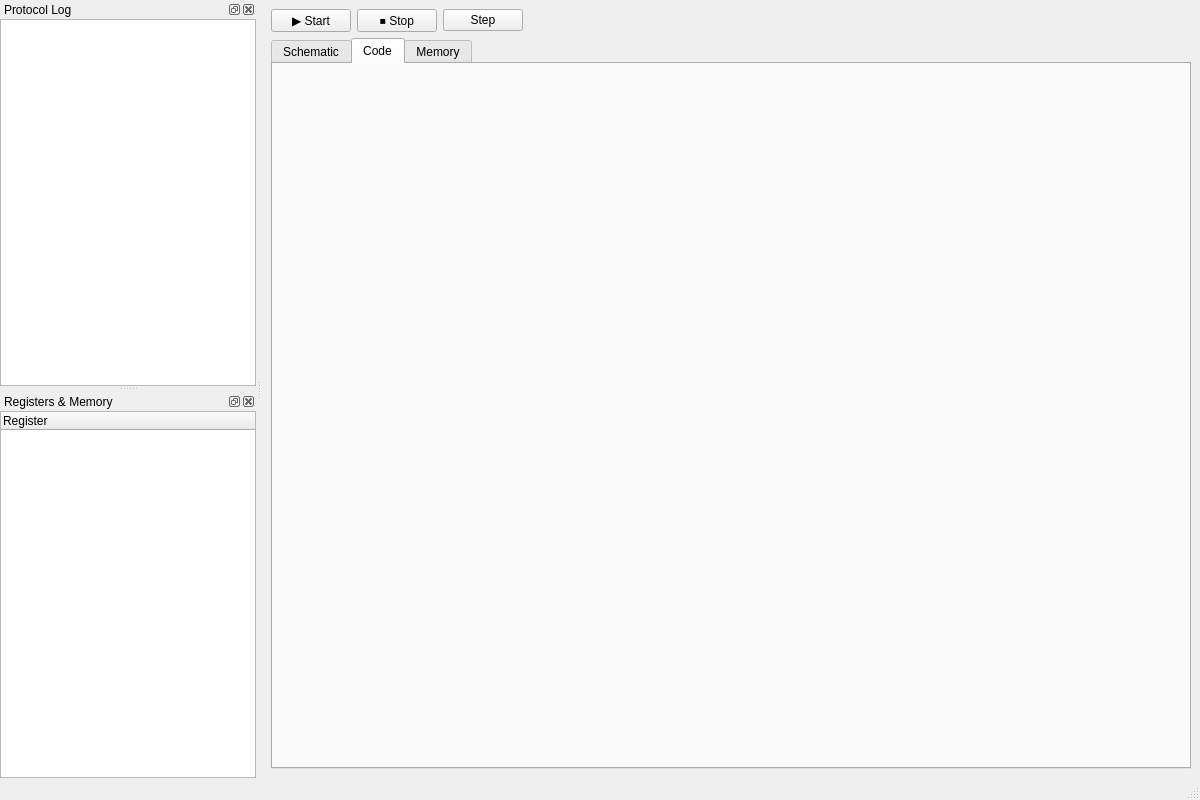
Old version of the form ESP32Emulator/mainwindow.ui in the repository VohminV/ESP32Emulator.
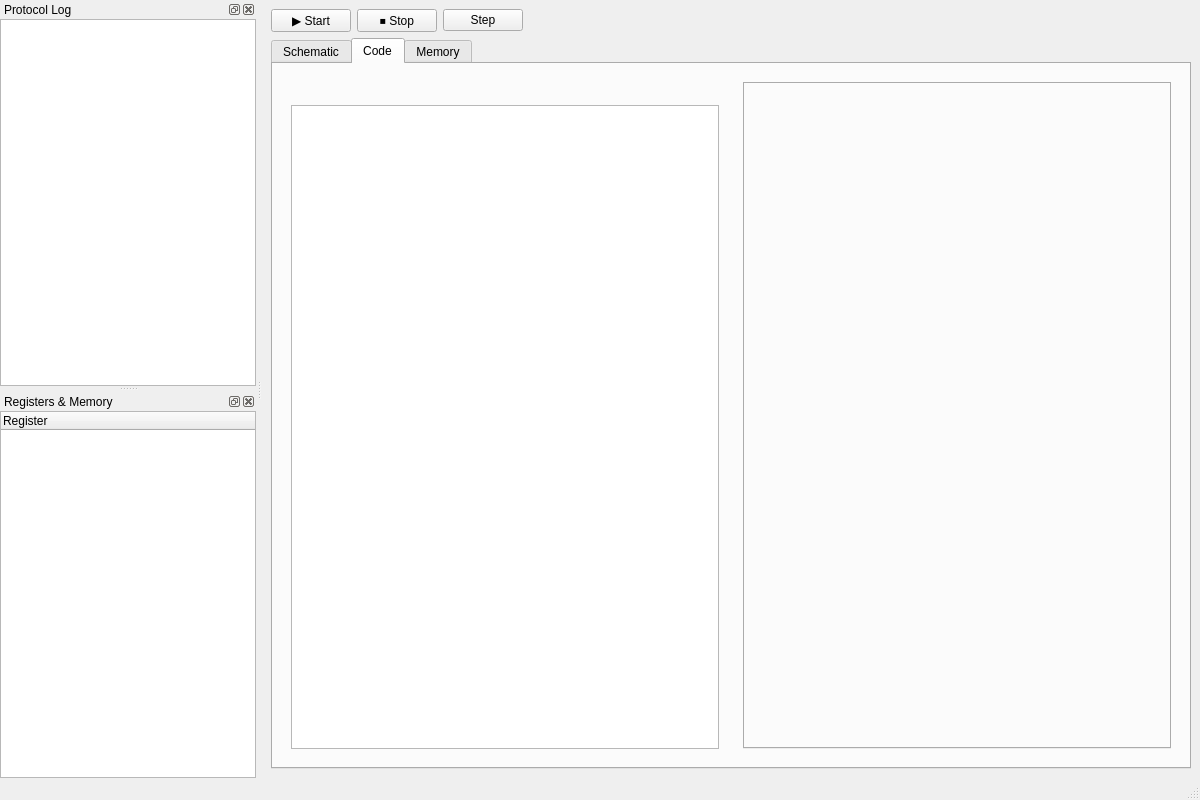
New version of the form. The open tabs and pages were chosen to show the change.

The edit to the form file:
```diff
--- a/ESP32Emulator/mainwindow.ui
+++ b/ESP32Emulator/mainwindow.ui
@@ -129,11 +129,52 @@
         </item>
        </layout>
       </widget>
-      <widget class="QWidget" name="tabCode">
-       <attribute name="title">
-        <string>Code</string>
-       </attribute>
-      </widget>
+	<widget class="QWidget" name="tabCode">
+	 <attribute name="title">
+	  <string>Code</string>
+	 </attribute>
+
+	 <layout class="QHBoxLayout" name="horizontalLayout_tabCode">
+
+	  <!-- Левая панель: QWidget с layout -->
+	  <item>
+	   <widget class="QWidget" name="projectPanel">
+		<property name="minimumSize">
+		 <size>
+		  <width>200</width>
+		  <height>0</height>
+		 </size>
+		</property>
+		<layout class="QVBoxLayout" name="projectLayout">
+
+		 <!-- Toolbar -->
+		 <item>
+		  <widget class="QToolBar" name="projectToolbar"/>
+		 </item>
+
+		 <!-- Дерево проекта -->
+		 <item>
+		  <widget class="QTreeView" name="treeProject"/>
+		 </item>
+
+		</layout>
+	   </widget>
+	  </item>
+
+	  <!-- Правая панель: редактор вкладок -->
+	  <item>
+	   <widget class="QWidget" name="editorPanel">
+		<layout class="QVBoxLayout" name="editorLayout">
+		 <item>
+		  <widget class="QTabWidget" name="tabEditor"/>
+		 </item>
+		</layout>
+	   </widget>
+	  </item>
+
+	 </layout>
+	</widget>
+
       <widget class="QWidget" name="tabMemory">
        <attribute name="title">
         <string>Memory</string>
```
Left out of the diff: 2 changed lines with no effect on the pictures.
